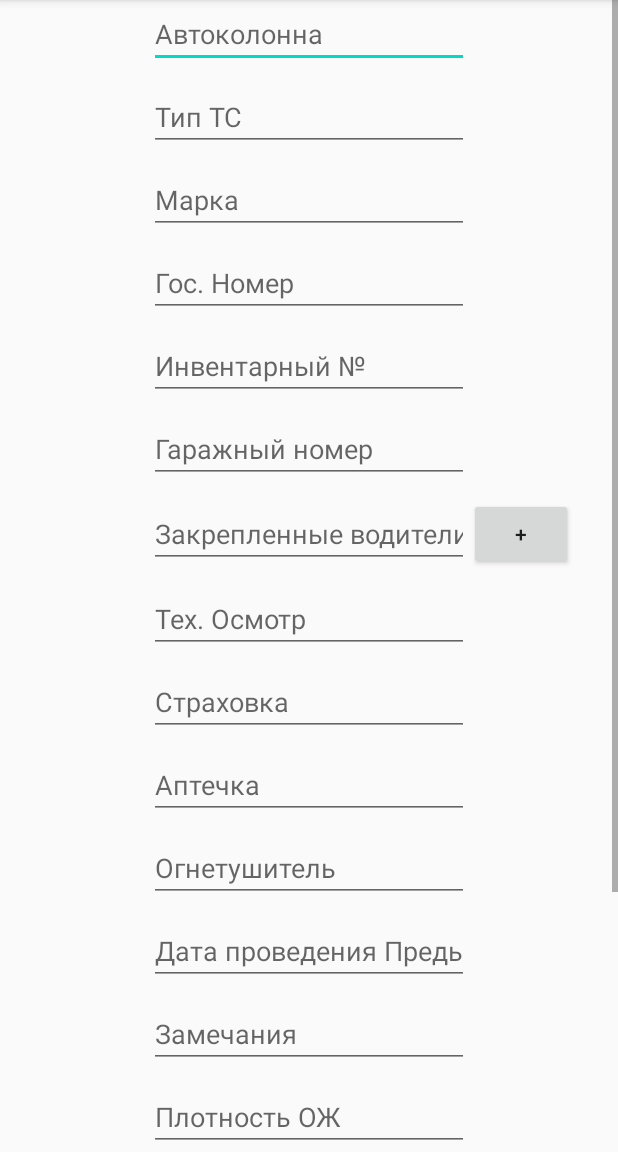
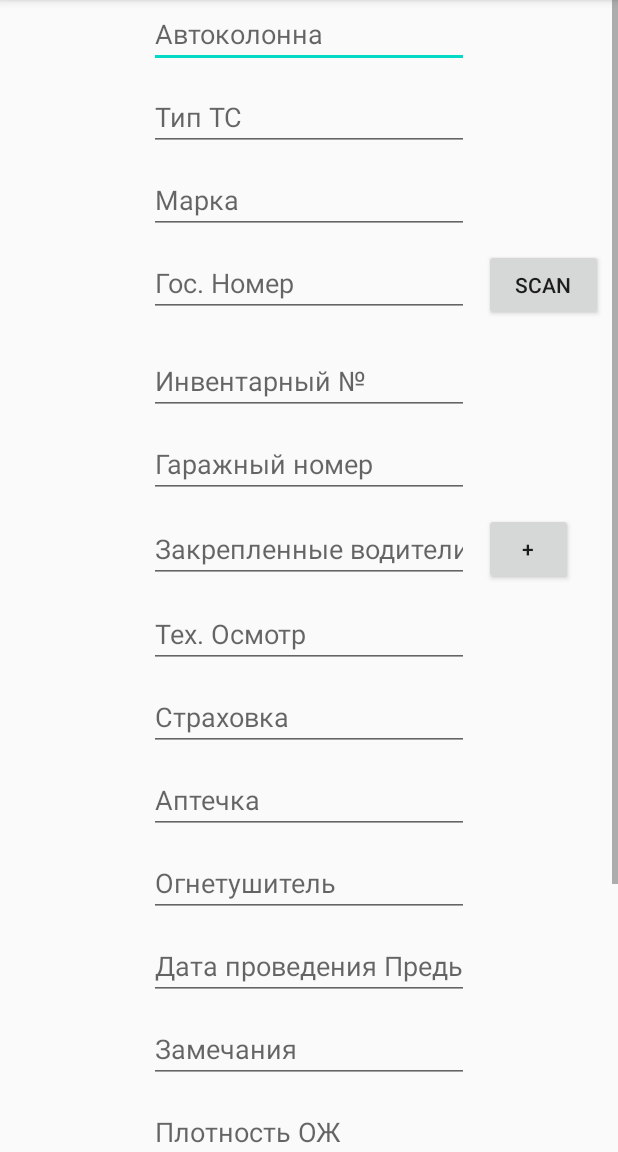
Before and after one commit to Dimas186/TransportControl, an Android app: the AddingActivityModer0 screen opened directly, with no data from a screen before it, on a phone screen of 412 x 824 dp, the part 84-1236 px from its top. Run offline under Robolectric (Android 15) with nearby library versions, the phone set to English and light mode, and no system bars; our stand-ins replace Firebase (no records; nobody signed in at launch, a user with empty details on screens opened directly); libraries missing offline, so code that uses them is left out: com.theartofdev.edmodo, in.mayanknagwanshi.imagepicker.

Commit message:
added ocr

```diff
--- a/app/build.gradle
+++ b/app/build.gradle
@@ -7,7 +7,7 @@ android {
 
     defaultConfig {
         applicationId "com.example.transportcontrol"
-        minSdkVersion 16
+        minSdkVersion 19 //imagePicker
         targetSdkVersion 29
         versionCode 1
         versionName "1.0"
@@ -38,4 +38,7 @@ dependencies {
     implementation 'androidx.recyclerview:recyclerview:1.1.0'
     implementation 'androidx.cardview:cardview:1.0.0'
     implementation 'com.google.android.material:material:1.1.0'
+    implementation 'com.google.android.gms:play-services-vision:19.0.0'
+    implementation 'com.theartofdev.edmodo:android-image-cropper:2.8.+'
+    implementation 'com.github.maayyaannkk:ImagePicker:1.0.4'
 }
--- a/app/src/main/AndroidManifest.xml
+++ b/app/src/main/AndroidManifest.xml
@@ -12,6 +12,8 @@
         <activity android:name=".AddingActivityModer3"></activity>
         <activity android:name=".AddingActivityModer12" />
         <activity android:name=".AddingActivityModer0" />
+        <activity android:name="com.theartofdev.edmodo.cropper.CropImageActivity"
+            android:theme="@style/AppTheme1"/>
         <activity android:name=".MainActivity">
             <intent-filter>
                 <action android:name="android.intent.action.MAIN" />
--- a/app/src/main/java/com/example/transportcontrol/AddingActivityModer0.java
+++ b/app/src/main/java/com/example/transportcontrol/AddingActivityModer0.java
@@ -1,16 +1,32 @@
 package com.example.transportcontrol;
 
+import androidx.annotation.Nullable;
 import androidx.appcompat.app.AppCompatActivity;
 
+import android.content.Intent;
+import android.graphics.Bitmap;
+import android.net.Uri;
 import android.os.Bundle;
+import android.provider.MediaStore;
+import android.util.SparseArray;
 import android.view.View;
 import android.widget.EditText;
+import android.widget.Toast;
 
 import com.example.transportcontrol.model.DataModel;
 import com.google.firebase.database.DatabaseReference;
 import com.google.firebase.database.FirebaseDatabase;
+import com.google.android.gms.vision.Frame;
+import com.google.android.gms.vision.text.TextBlock;
+import com.google.android.gms.vision.text.TextRecognizer;
+import com.theartofdev.edmodo.cropper.CropImage;
+import com.theartofdev.edmodo.cropper.CropImageView;
 
+import java.io.File;
+import java.io.IOException;
 import java.util.ArrayList;
+
+import in.mayanknagwanshi.imagepicker.ImageSelectActivity;
 
 public class AddingActivityModer0 extends AppCompatActivity {
 
@@ -46,6 +62,10 @@ public class AddingActivityModer0 extends AppCompatActivity {
         switch (v.getId()) {
             case R.id.addDriver:
                 driversList.add(drivers.getText().toString());
+                drivers.setText("");
+                break;
+            case R.id.scan:
+                showImageImportDialog();
                 break;
             case R.id.btnAdd:
                 setDataModel();
@@ -94,4 +114,54 @@ public class AddingActivityModer0 extends AppCompatActivity {
         dataModel.setSufficientPressureInTheFireExtinguisher(sufficientPressureInTheFireExtinguisher.getText().toString());
         dataModel.setElectrolyteDensity(electrolyteDensity.getText().toString());
     }
+
+    private void showImageImportDialog() {
+        Intent intent = new Intent(this, ImageSelectActivity.class);
+        intent.putExtra(ImageSelectActivity.FLAG_COMPRESS, false);//default is true
+        intent.putExtra(ImageSelectActivity.FLAG_CAMERA, true);//default is true
+        intent.putExtra(ImageSelectActivity.FLAG_GALLERY, true);//default is true
+        startActivityForResult(intent, 1213);
+    }
+
+    @Override
+    protected void onActivityResult(int requestCode, int resultCode, @Nullable Intent data) {
+        super.onActivityResult(requestCode, resultCode, data);
+        if (resultCode == RESULT_OK) {
+            if (requestCode == 1213) {
+                String filePath = data.getStringExtra(ImageSelectActivity.RESULT_FILE_PATH);
+                CropImage.activity(Uri.fromFile(new File(filePath)))
+                        .setGuidelines(CropImageView.Guidelines.ON).start(this);
+            }
+        }
+        if (requestCode == CropImage.CROP_IMAGE_ACTIVITY_REQUEST_CODE) {
+            CropImage.ActivityResult result = CropImage.getActivityResult(data);
+            if (resultCode == RESULT_OK) {
+                Uri resultUri = result.getUri();
+                Bitmap bitmap = null;
+                try {
+                    bitmap = MediaStore.Images.Media.getBitmap(this.getContentResolver(), resultUri);
+                } catch (IOException e) {
+                    e.printStackTrace();
+                }
+                TextRecognizer recognizer = new TextRecognizer.Builder(getApplicationContext()).build();
+                if (!recognizer.isOperational()) {
+                    Toast.makeText(this, "Error", Toast.LENGTH_SHORT).show();
+                } else {
+                    Frame frame = new Frame.Builder().setBitmap(bitmap).build();
+                    SparseArray<TextBlock> items = recognizer.detect(frame);
+                    StringBuilder sb = new StringBuilder();
+                    for (int i = 0; i < items.size(); i++) {
+                        TextBlock myitem = items.valueAt(i);
+                        sb.append(myitem.getValue());
+                        sb.append("\n");
+                    }
+                    plateNumber.setText(sb.toString());
+                }
+
+            } else if (resultCode == CropImage.CROP_IMAGE_ACTIVITY_RESULT_ERROR_CODE) {
+                Exception error = result.getError();
+                Toast.makeText(this, "" + error, Toast.LENGTH_SHORT).show();
+            }
+        }
+    }
 }
--- a/app/src/main/res/layout/activity_adding_moder0.xml
+++ b/app/src/main/res/layout/activity_adding_moder0.xml
@@ -41,15 +41,29 @@
                 android:layout_gravity="center_horizontal"
                 android:hint="@string/brand"
                 android:layout_marginBottom="10dp"/>
+            <RelativeLayout
+                android:layout_width="match_parent"
+                android:layout_height="wrap_content"
+                android:layout_marginBottom="10dp">
                 <EditText
                     android:id="@+id/plateNumber"
                     android:layout_width="wrap_content"
                     android:layout_height="wrap_content"
                     android:ems="10"
                     android:inputType="textPersonName"
-                android:layout_gravity="center_horizontal"
+                    android:layout_centerHorizontal="true"
                     android:hint="@string/plateNumber"
                     android:layout_marginBottom="10dp"/>
+                <Button
+                    android:id="@+id/scan"
+                    android:layout_width="wrap_content"
+                    android:layout_height="wrap_content"
+                    android:layout_toRightOf="@+id/plateNumber"
+                    android:layout_marginRight="10dp"
+                    android:layout_marginLeft="10dp"
+                    android:text="@string/scan"
+                    android:onClick="onClick"/>
+            </RelativeLayout>
             <EditText
                 android:id="@+id/inventoryNumber"
                 android:layout_width="wrap_content"
@@ -88,6 +102,7 @@
                     android:layout_height="wrap_content"
                     android:layout_toRightOf="@+id/drivers"
                     android:layout_marginRight="30dp"
+                    android:layout_marginLeft="10dp"
                     android:text="+"
                     android:onClick="onClick"/>
             </RelativeLayout>
--- a/app/src/main/res/layout/activity_adding_moder12.xml
+++ b/app/src/main/res/layout/activity_adding_moder12.xml
@@ -88,6 +88,7 @@
                     android:layout_height="wrap_content"
                     android:layout_toRightOf="@+id/drivers"
                     android:layout_marginRight="30dp"
+                    android:layout_marginLeft="10dp"
                     android:text="+"
                     android:onClick="onClick"/>
             </RelativeLayout>
@@ -156,6 +157,7 @@
                     android:layout_height="wrap_content"
                     android:layout_toRightOf="@+id/wheelNumbers"
                     android:layout_marginRight="30dp"
+                    android:layout_marginLeft="10dp"
                     android:text="+"
                     android:onClick="onClick"/>
             </RelativeLayout>
--- a/app/src/main/res/layout/activity_adding_moder3.xml
+++ b/app/src/main/res/layout/activity_adding_moder3.xml
@@ -79,6 +79,7 @@
                     android:layout_height="wrap_content"
                     android:layout_toRightOf="@+id/drivers"
                     android:layout_marginRight="30dp"
+                    android:layout_marginLeft="10dp"
                     android:text="+"
                     android:onClick="onClick"/>
             </RelativeLayout>
@@ -147,6 +148,7 @@
                     android:layout_height="wrap_content"
                     android:layout_toRightOf="@+id/wheelNumbers"
                     android:layout_marginRight="30dp"
+                    android:layout_marginLeft="10dp"
                     android:text="+"
                     android:onClick="onClick"/>
             </RelativeLayout>
--- a/app/src/main/res/values/colors.xml
+++ b/app/src/main/res/values/colors.xml
@@ -7,4 +7,8 @@
     <color name="swipeoption_green">#36CF8E</color>
     <color name="swipeoption_blue">#3693D0</color>
     <color name="swipeoption_purple">#ff1744</color>
+
+    <color name="app_theme">#F07B1E58</color>
+    <color name="app_theme_light">#7B1E58</color>
+    <color name="app_theme_dark">#3D0F54</color>
 </resources>
--- a/app/src/main/res/values/strings.xml
+++ b/app/src/main/res/values/strings.xml
@@ -20,4 +20,5 @@
     <string name="eliminationDate">Дата устранения</string>
     <string name="wheelNumbers">Номера колес</string>
     <string name="add">Добавить</string>
+    <string name="scan">scan</string>
 </resources>
--- a/app/src/main/res/values/styles.xml
+++ b/app/src/main/res/values/styles.xml
@@ -8,4 +8,11 @@
         <item name="colorAccent">@color/colorAccent</item>
     </style>
 
+    <style name="AppTheme1" parent="Theme.AppCompat.Light.DarkActionBar">
+        <!-- Customize your theme here. -->
+        <item name="colorPrimary">@color/app_theme_dark</item>
+        <item name="colorPrimaryDark">@color/app_theme_dark</item>
+        <item name="colorAccent">@color/colorAccent</item>
+    </style>
+
 </resources>
--- a/build.gradle
+++ b/build.gradle
@@ -21,7 +21,7 @@ allprojects {
     repositories {
         google()
         jcenter()
-
+        maven { url "https://jitpack.io" }
     }
 }
 
```
Lines whose indentation alone changed are shown as unchanged.
